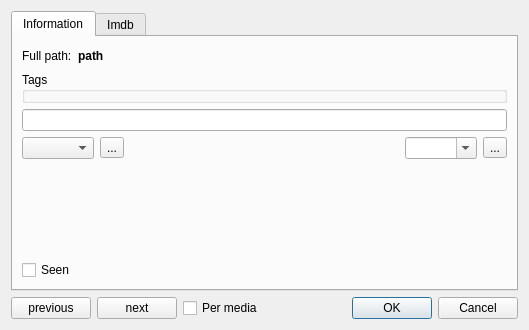
First picture: the form in src/ui/editmediadialog.ui, repository slopjong/MediaSpy, before the edit.
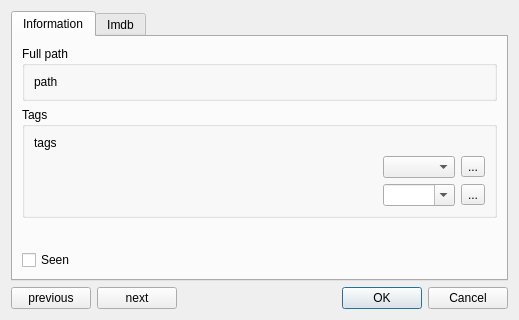
Second picture: the form after the edit. Icons and pictures are not drawn.

Commit message: Tags are editable in EditMediaDialog

The edit to the form file:
```diff
--- a/src/ui/editmediadialog.ui
+++ b/src/ui/editmediadialog.ui
@@ -6,8 +6,8 @@
    <rect>
     <x>0</x>
     <y>0</y>
-    <width>529</width>
-    <height>330</height>
+    <width>519</width>
+    <height>320</height>
    </rect>
   </property>
   <property name="windowTitle">
@@ -25,90 +25,64 @@
       </attribute>
       <layout class="QVBoxLayout" name="verticalLayout_2">
        <item>
-        <layout class="QHBoxLayout" name="horizontalLayout_2">
-         <item>
-          <widget class="QLabel" name="mediaNameTitleLabel">
-           <property name="text">
-            <string>Full path:</string>
-           </property>
-          </widget>
-         </item>
+        <widget class="QGroupBox" name="groupBox">
+         <property name="title">
+          <string>Full path</string>
+         </property>
+         <layout class="QVBoxLayout" name="verticalLayout_4">
          <item>
           <widget class="QLabel" name="mediaNameLabel">
            <property name="styleSheet">
-            <string notr="true">font-weight: bold;</string>
+             <string notr="true"/>
            </property>
            <property name="text">
             <string notr="true">path</string>
            </property>
           </widget>
          </item>
-         <item>
-          <spacer name="horizontalSpacer_2">
-           <property name="orientation">
-            <enum>Qt::Horizontal</enum>
-           </property>
-           <property name="sizeHint" stdset="0">
-            <size>
-             <width>40</width>
-             <height>20</height>
-            </size>
-           </property>
-          </spacer>
-         </item>
-        </layout>
+         </layout>
+        </widget>
        </item>
        <item>
-        <widget class="QGroupBox" name="groupBox">
+        <widget class="QGroupBox" name="tagGroupBox">
          <property name="title">
           <string>Tags</string>
          </property>
-        </widget>
-       </item>
-       <item>
-        <layout class="QHBoxLayout" name="horizontalLayout_3">
-         <item>
-          <widget class="QLineEdit" name="tagLineEdit"/>
-         </item>
-        </layout>
-       </item>
-       <item>
-        <layout class="QHBoxLayout" name="horizontalLayout_4">
-         <item>
-          <widget class="QComboBox" name="minusComboBox"/>
-         </item>
-         <item>
-          <widget class="QToolButton" name="minusToolButton">
+         <layout class="QGridLayout" name="gridLayout">
+          <item row="0" column="0" colspan="4">
+           <widget class="QLabel" name="tagsLabel">
            <property name="text">
-            <string notr="true">...</string>
-           </property>
-           <property name="icon">
-            <iconset resource="../resources/MediaSpy.qrc">
-             <normaloff>:/icons/minus.png</normaloff>:/icons/minus.png</iconset>
+             <string>tags</string>
            </property>
           </widget>
          </item>
-         <item>
+          <item row="2" column="1">
           <spacer name="horizontalSpacer_3">
            <property name="orientation">
             <enum>Qt::Horizontal</enum>
            </property>
            <property name="sizeHint" stdset="0">
             <size>
-             <width>40</width>
-             <height>20</height>
+              <width>351</width>
+              <height>21</height>
             </size>
            </property>
           </spacer>
          </item>
-         <item>
+          <item row="2" column="2">
           <widget class="QComboBox" name="plusComboBox">
            <property name="editable">
             <bool>true</bool>
            </property>
-          </widget>
-         </item>
-         <item>
+            <property name="insertPolicy">
+             <enum>QComboBox::InsertAlphabetically</enum>
+            </property>
+            <property name="sizeAdjustPolicy">
+             <enum>QComboBox::AdjustToContentsOnFirstShow</enum>
+            </property>
+           </widget>
+          </item>
+          <item row="2" column="3">
           <widget class="QToolButton" name="plusToolButton">
            <property name="text">
             <string notr="true">...</string>
@@ -119,7 +93,29 @@
            </property>
           </widget>
          </item>
-        </layout>
+          <item row="1" column="2">
+           <widget class="QComboBox" name="minusComboBox">
+            <property name="insertPolicy">
+             <enum>QComboBox::InsertAlphabetically</enum>
+            </property>
+            <property name="sizeAdjustPolicy">
+             <enum>QComboBox::AdjustToContentsOnFirstShow</enum>
+            </property>
+           </widget>
+          </item>
+          <item row="1" column="3">
+           <widget class="QToolButton" name="minusToolButton">
+            <property name="text">
+             <string notr="true">...</string>
+            </property>
+            <property name="icon">
+             <iconset resource="../resources/MediaSpy.qrc">
+              <normaloff>:/icons/minus.png</normaloff>:/icons/minus.png</iconset>
+            </property>
+           </widget>
+          </item>
+         </layout>
+        </widget>
        </item>
        <item>
         <spacer name="verticalSpacer">
@@ -182,13 +178,6 @@
        </property>
       </widget>
      </item>
-     <item>
-      <widget class="QCheckBox" name="parMediaCheckBox">
-       <property name="text">
-        <string>Per media</string>
-       </property>
-      </widget>
-     </item>
      <item>
       <spacer name="horizontalSpacer">
        <property name="orientation">
```
Left out of the diff: 13 changed lines with no effect on the pictures. Lines whose indentation alone changed are shown as unchanged. The commit also changes 7 other files.
